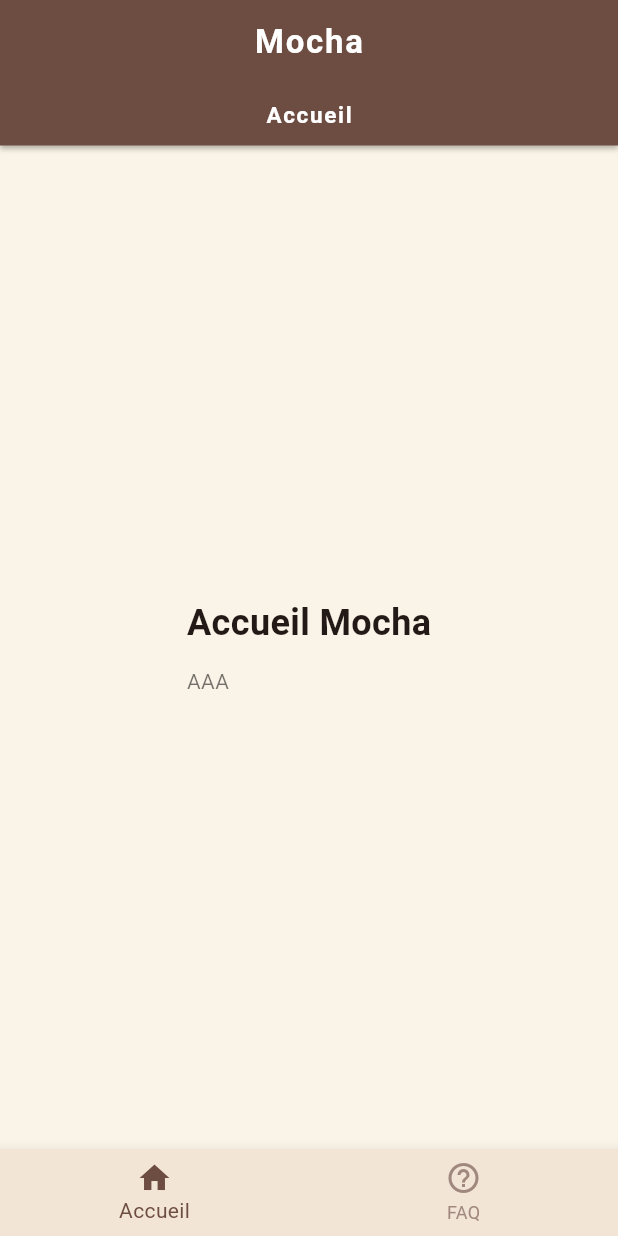
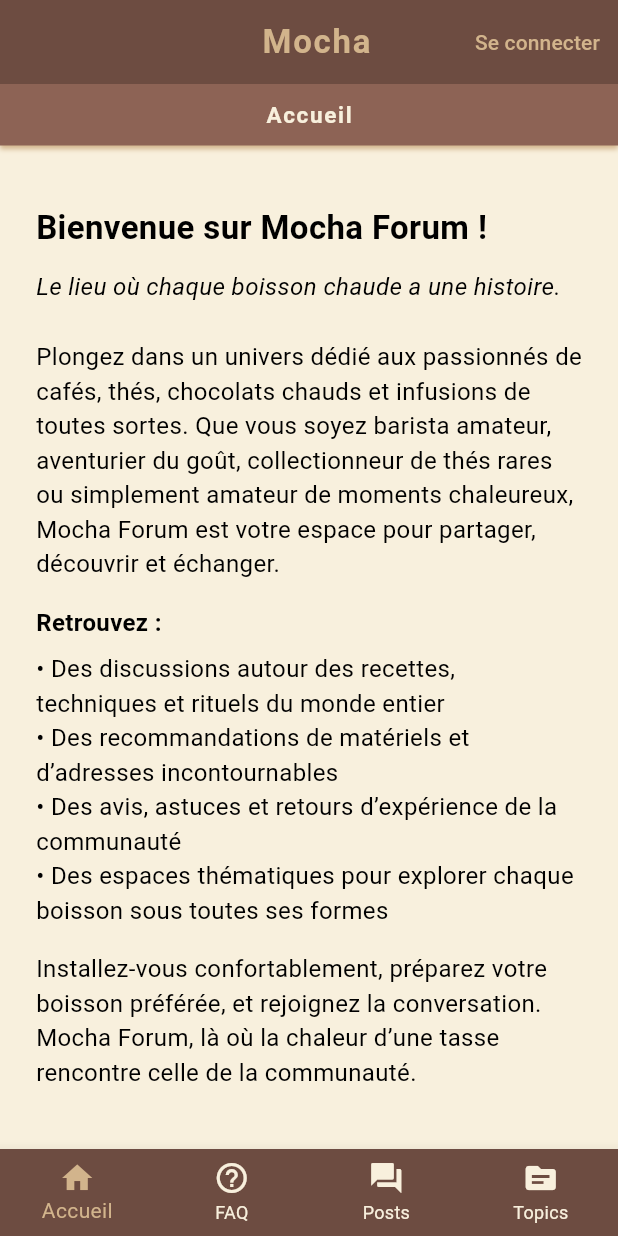
Before and after one commit to APlouzeau/mocha, a Flutter app: the screen it shows after launch, on a phone screen of 412 x 824 dp. Run offline on Flutter 3.47's test engine with Material 3 defaults, Android fonts, the phone set to English and light mode, and no system bars.

Commit message:
Complete poc

```diff
--- a/lib/main.dart
+++ b/lib/main.dart
@@ -1,6 +1,10 @@
 import 'package:flutter/material.dart';
 import 'pages/home_page.dart';
 import 'pages/faq_page.dart';
+import 'pages/login_page.dart';
+import 'pages/posts_page.dart';
+import 'pages/topics_page.dart';
+// import 'assets/mocha_logo_beige.png';
 
 void main() {
   runApp(const MochaApp());
@@ -13,19 +17,22 @@ class MochaApp extends StatelessWidget {
   Widget build(BuildContext context) {
     return MaterialApp(
       debugShowCheckedModeBanner: false,
-      title: 'Mocha',
+      title: 'Mocha Forum',
       theme: ThemeData(
         useMaterial3: true,
-        colorScheme: ColorScheme.fromSeed(
-          seedColor: const Color(0xFF6D4C41),
+        colorScheme: const ColorScheme.light(
+          primary: Color(0xFF6D4C41),
+          onPrimary: Color(0xFF6D4C41),
+          secondary: Color(0xFFD2B48C),
         ),
-        scaffoldBackgroundColor: const Color(0xFFFAF3E7),
+        scaffoldBackgroundColor: const Color(0xFFF8F0DD),
         appBarTheme: const AppBarTheme(
           backgroundColor: Color(0xFF6D4C41),
           foregroundColor: Colors.white,
-          centerTitle: true,
+          centerTitle: true, // à voir placement logo
           elevation: 0,
           titleTextStyle: TextStyle(
+            color: Color(0xFFD2B48C),
             fontSize: 22,
             fontWeight: FontWeight.w700,
             letterSpacing: 1.2,
@@ -50,18 +57,46 @@ class _MochaRootState extends State<MochaRoot> {
   final List<Widget> _pages = const [
     MochaHomePage(),
     MochaFaqPage(),
+    PostsPage(),
+    TopicsPage(),
   ];
 
   final List<String> _pageLabels = const [
     "Accueil",
     "FAQ",
+    "Posts",
+    "Topics",
   ];
 
   @override
   Widget build(BuildContext context) {
     return Scaffold(
       appBar: AppBar(
-        title: const Text('Mocha'),
+        title: Row(
+          mainAxisSize: MainAxisSize.min,
+          children: [
+            // Image.asset(
+            //   'assets/mocha_logo_beige.png',
+            //   height: 32,
+            // ),
+            const SizedBox(width: 10),
+            const Text('Mocha'),
+          ],
+        ),
+        actions: [
+          TextButton(
+            child: const Text(
+              'Se connecter',
+              style: TextStyle(color: Color(0xFFD2B48C)),
+            ),
+            onPressed: () {
+              Navigator.push(
+                context,
+                MaterialPageRoute(builder: (context) => const LoginPage()),
+              );
+            },
+          ),
+        ],
       ),
       body: Column(
         children: [
@@ -69,10 +104,10 @@ class _MochaRootState extends State<MochaRoot> {
             width: double.infinity,
             padding: const EdgeInsets.symmetric(vertical: 10),
             decoration: const BoxDecoration(
-              color: Color(0xFF6D4C41),
+              color: Color.fromARGB(255, 141, 99, 85),
               boxShadow: [
                 BoxShadow(
-                  color: Colors.black26,
+                  color: Color(0xFFD2B48C),
                   blurRadius: 2,
                   offset: Offset(0, 2),
                 )
@@ -82,7 +117,7 @@ class _MochaRootState extends State<MochaRoot> {
               child: Text(
                 _pageLabels[_currentIndex],
                 style: const TextStyle(
-                  color: Colors.white,
+                    color: Color(0xFFF8F0DD),
                   fontSize: 15,
                   fontWeight: FontWeight.w600,
                   letterSpacing: 1.1,
@@ -94,10 +129,11 @@ class _MochaRootState extends State<MochaRoot> {
         ],
       ),
       bottomNavigationBar: BottomNavigationBar(
+        type: BottomNavigationBarType.fixed,
         currentIndex: _currentIndex,
-        selectedItemColor: const Color(0xFF6D4C41),
-        unselectedItemColor: Colors.brown.shade300,
-        backgroundColor: const Color(0xFFF2E5D5),
+        selectedItemColor: const Color(0xFFD2B48C),
+        unselectedItemColor: Color(0xFFF8F0DD),
+        backgroundColor: const Color(0xFF6D4C41),
         onTap: (index) {
           setState(() {
             _currentIndex = index;
@@ -112,6 +148,14 @@ class _MochaRootState extends State<MochaRoot> {
             icon: Icon(Icons.help_outline),
             label: 'FAQ',
           ),
+          BottomNavigationBarItem(
+            icon: Icon(Icons.forum),
+            label: 'Posts',
+          ),
+          BottomNavigationBarItem(
+            icon: Icon(Icons.topic),
+            label: 'Topics',
+          ),
         ],
       ),
     );
--- a/lib/pages/faq_page.dart
+++ b/lib/pages/faq_page.dart
@@ -5,34 +5,27 @@ class MochaFaqPage extends StatelessWidget {
 
   final List<Map<String, String>> questions = const [
     {
-      "question": "Qu'est-ce qu'un espresso ?",
+      "question": "Comment créer un post ?",
       "answer":
-      "Un espresso est un café très concentré obtenu en faisant passer de l'eau chaude sous pression à travers du café finement moulu. "
-          "Il sert souvent de base à d’autres boissons (latte, cappuccino, etc.).",
+      "Pour créer un post, il te suffit d’être connecté au forum. Une fois sur la page principale, utilise le champ de texte situé en bas de l’écran pour écrire ton message, puis appuie sur le bouton “Envoyer”. "
+          "Ton post apparaîtra immédiatement dans la section 'Posts' du forum.",
     },
     {
-      "question": "Quelle est la différence entre un latte et un cappuccino ?",
+      "question": "Pourquoi je ne peux pas supprimer un post ?",
       "answer":
-      "Les deux utilisent du lait, mais le latte contient plus de lait chaud et moins de mousse, alors que le cappuccino a une couche de mousse plus épaisse "
-          "et un goût de café plus marqué.",
+      "La suppression de posts n’est pas possible car chaque message publié reste visible afin de garantir la cohérence des échanges entre les utilisateurs. "
+          "Si tu as publié un message par erreur, n’hésite pas à contacter l’administrateur du forum pour qu’il puisse intervenir.",
     },
     {
-      "question": "Qu'est-ce que la mouture du café ?",
+      "question": "Comment est-ce que je peux créer un topic sur le forum ?",
       "answer":
-      "La mouture correspond à la taille des particules de café une fois les grains moulus. "
-          "Une mouture fine est utilisée pour l’espresso, une mouture plus grosse pour les cafetières filtres ou à piston.",
+      "Les topics sont un outils puissant sur notre forum, qui permet de regrouper ensemble les posts de nombreux utilisateurs sur un même sujet. Seul les membres de l'équipe de modération est capable de les créer ! "
+          "Nous restons toujours attentifs à la popularité des sujets pour créer de nouveaux topics !",
     },
     {
-      "question": "À quoi sert un moulin à café ?",
+      "question": "Comment chercher une info spécifique à un sujet sur le forum ?",
       "answer":
-      "Un moulin à café permet de moudre les grains juste avant la préparation. "
-          "Cela permet de préserver les arômes, qui se perdent rapidement une fois le café moulu.",
-    },
-    {
-      "question": "Pourquoi le café peut-il être amer ?",
-      "answer":
-      "Un café trop amer est souvent lié à une sur-extraction (temps d’infusion trop long), une mouture trop fine ou des grains trop torréfiés. "
-          "Adapter la mouture et le temps d’infusion permet souvent de corriger ça.",
+      "Notre forum dispose d'un agent IA pour t'aider à trouver toutes les infos que tu cherches sur n'importe quel sujet sur notre forum ! ",
     },
   ];
 
--- a/lib/pages/home_page.dart
+++ b/lib/pages/home_page.dart
@@ -8,27 +8,45 @@ class MochaHomePage extends StatelessWidget {
     return Center(
       child: Padding(
         padding: const EdgeInsets.symmetric(horizontal: 24.0),
+        child: SingleChildScrollView(
           child: Column(
-          mainAxisAlignment: MainAxisAlignment.center,
             crossAxisAlignment: CrossAxisAlignment.start,
             children: const [
               Text(
-              'Accueil Mocha',
-              style: TextStyle(
-                fontSize: 24,
-                fontWeight: FontWeight.w700,
-              ),
+                'Bienvenue sur Mocha Forum !',
+                style: TextStyle(fontSize: 22, fontWeight: FontWeight.bold),
               ),
               SizedBox(height: 12),
               Text(
-              "AAA",
-              style: TextStyle(
-                fontSize: 14,
-                height: 1.4,
-                color: Colors.black54,
+                'Le lieu où chaque boisson chaude a une histoire.',
+                style: TextStyle(fontSize: 16, fontStyle: FontStyle.italic),
               ),
+              SizedBox(height: 24),
+              Text(
+                'Plongez dans un univers dédié aux passionnés de cafés, thés, chocolats chauds et infusions de toutes sortes. Que vous soyez barista amateur, aventurier du goût, collectionneur de thés rares ou simplement amateur de moments chaleureux, Mocha Forum est votre espace pour partager, découvrir et échanger.',
+                style: TextStyle(fontSize: 16),
+              ),
+              SizedBox(height: 16),
+              Text(
+                'Retrouvez :',
+                style: TextStyle(fontSize: 16, fontWeight: FontWeight.bold),
+              ),
+              SizedBox(height: 8),
+              Text(
+                '• Des discussions autour des recettes, techniques et rituels du monde entier\n'
+                '• Des recommandations de matériels et d’adresses incontournables\n'
+                '• Des avis, astuces et retours d’expérience de la communauté\n'
+                '• Des espaces thématiques pour explorer chaque boisson sous toutes ses formes',
+                style: TextStyle(fontSize: 16),
+              ),
+              SizedBox(height: 16),
+              Text(
+                'Installez-vous confortablement, préparez votre boisson préférée, et rejoignez la conversation.\n'
+                'Mocha Forum, là où la chaleur d’une tasse rencontre celle de la communauté.',
+                style: TextStyle(fontSize: 16),
               ),
             ],
+          ),
         ),
       ),
     );
--- a/pubspec.yaml
+++ b/pubspec.yaml
@@ -87,3 +87,6 @@ flutter:
   #
   # For details regarding fonts from package dependencies,
   # see https://flutter.dev/to/font-from-package
+
+  # assets:
+  #   - assets/mocha_logo_beige.png
```
Also changed, not shown: lib/pages/login_page.dart (added, +13 -0 lines), lib/pages/posts_page.dart (added, +12 -0 lines), lib/pages/topics_page.dart (added, +12 -0 lines), lib/assets/mocha_logo_beige.png (added), lib/pages/profile_page.dart (added). Lines whose indentation alone changed are shown as unchanged.
